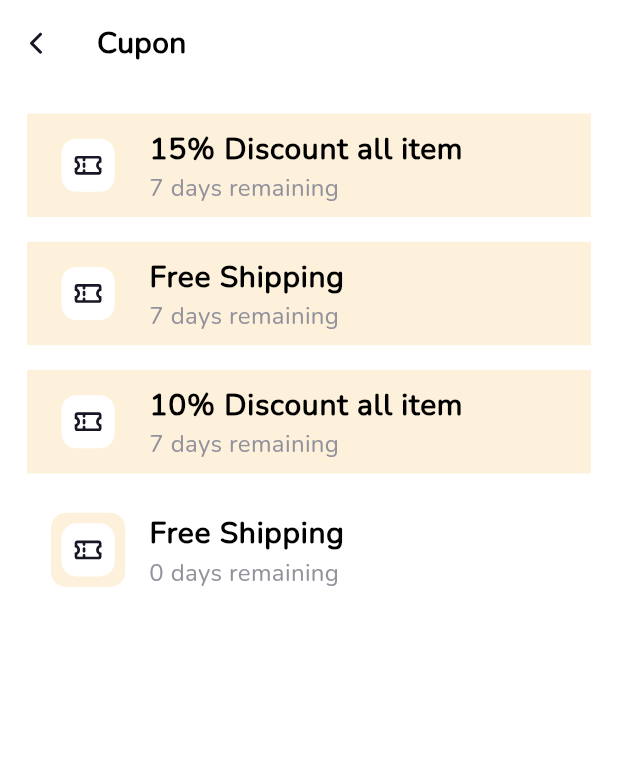
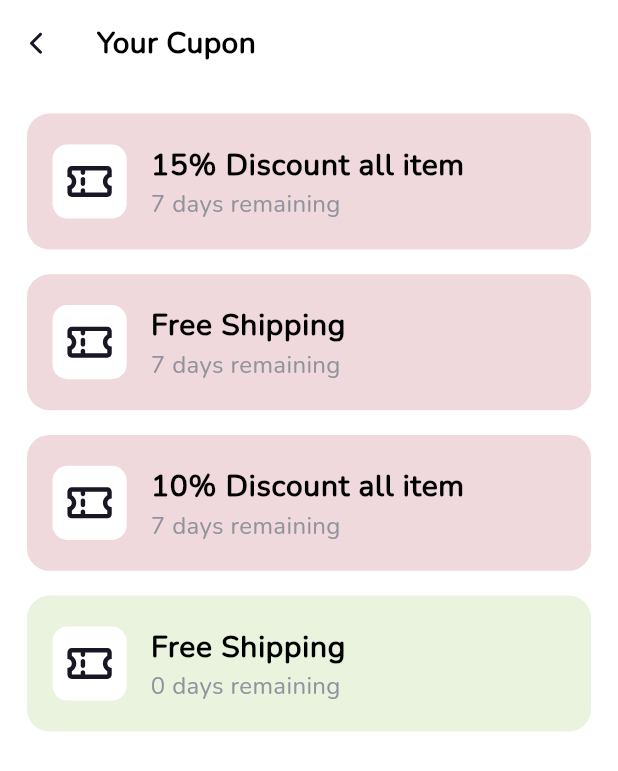
Before and after one commit to ilyosyusuf/organico, a Flutter app: the CouponView screen opened directly with empty values, on a phone screen of 412 x 824 dp. Shown: the top 771 px of the screen. Run offline on Flutter 3.47's test engine with Material 2 defaults, Android fonts, the phone set to English and light mode, and no system bars; our stand-ins replace flutter_bloc, flutter_svg, image_picker, intl_phone_field, readmore.

Commit message:
some changes in coupon view

```diff
--- a/lib/screens/home/view/pages/home/coupon/coupon_view.dart
+++ b/lib/screens/home/view/pages/home/coupon/coupon_view.dart
@@ -13,7 +13,7 @@ import 'package:organico/widgets/listtilewidgets/coupon_list_tile.dart';
 
 class CouponView extends StatelessWidget {
   final BuildContext forcontext;
-  const CouponView({required this.forcontext,Key? key}) : super(key: key);
+  const CouponView({required this.forcontext, Key? key}) : super(key: key);
 
   @override
   Widget build(BuildContext context) {
@@ -24,48 +24,55 @@ class CouponView extends StatelessWidget {
     var data = context.watch<HomeCubit>();
 
     return Scaffold(
-
       body: SafeArea(
         bottom: false,
         child: Column(
           children: [
             AppBarWidget(
-          leading: IconButton(onPressed: (){
+                leading: IconButton(
+                    onPressed: () {
                       NavigationService.instance.pop("");
-          }, icon: IconConst.leftarrow),
-          text: 'Cupon'),
+                    },
+                    icon: IconConst.leftarrow),
+                text: 'Your Cupon'),
             Padding(
               padding: PMconst.medium,
               child: SizedBox(
                 height: context.h * 0.8,
                 child: ListView.builder(
                   itemCount: data.cuponSubtitle.length,
-                itemBuilder: (_, __) {
+                  itemBuilder: (context, i) {
                     return Padding(
                       padding: EdgeInsets.only(bottom: forcontext.h * 0.02),
+                      child: Container(
+                        height: context.h * 0.11,
+                        alignment: Alignment.center,
+                        decoration: BoxOnlyDecoration.decor(
+                          i != 3 ? ColorConst.blackPink : ColorConst.whiteGreen,
+                          topLeft: 15.0,
+                          topRight: 15.0,
+                          bottomLeft: 15.0,
+                          bottomRight: 15.0,
+                        ),
                         child: CouponListTileWidget(
-                        listTileColor: __ != 3 ? ColorConst.whitePink : ColorConst.white,
-                        leadingColor: ColorConst.whitePink,
-                        leadingChild: Container(
-                                  width: context.w * 0.12,
-                                  height: context.w * 0.12,
-                                  padding: PMconst.extraSmall,
-                                  child: IconConst.coupon,
-                                  decoration: BoxOnlyDecoration.decor(
-                                      ColorConst.white,
-                                      bottomLeft: 10.0,
-                                      bottomRight: 10.0,
-                                      topLeft: 10.0,
-                                      topRight: 10.0),
+                          listTileColor: Colors.transparent,
+                          leadingColor: ColorConst.white,
+                          leadingChild: IconConst.coupon,
+                          title: data.cuponTitle[i],
+                          subtitle: Text(
+                            data.cuponSubtitle[i],
+                            style: FStyles.headline5main,
                           ),
-                        title: data.cuponTitle[__],
-                        subtitle: Text(data.cuponSubtitle[__], style: FStyles.headline5main,)),
+                        ),
+                      ),
                     );
-                }),
+                  },
+                ),
               ),
             )
           ],
-    )),
+        ),
+      ),
     );
   }
 }
--- a/lib/screens/home/view/pages/home/details/details_view.dart
+++ b/lib/screens/home/view/pages/home/details/details_view.dart
@@ -93,7 +93,7 @@ class DetailsView extends StatelessWidget {
                                       width: context.w * 0.1,
                                       child: const Center(
                                           child: Text(
-                                        '14',
+                                        '1',
                                         style: FStyles.headline4sbold,
                                       ))),
                                   IconConst.plusbutton
```
Lines whose indentation alone changed are shown as unchanged.
